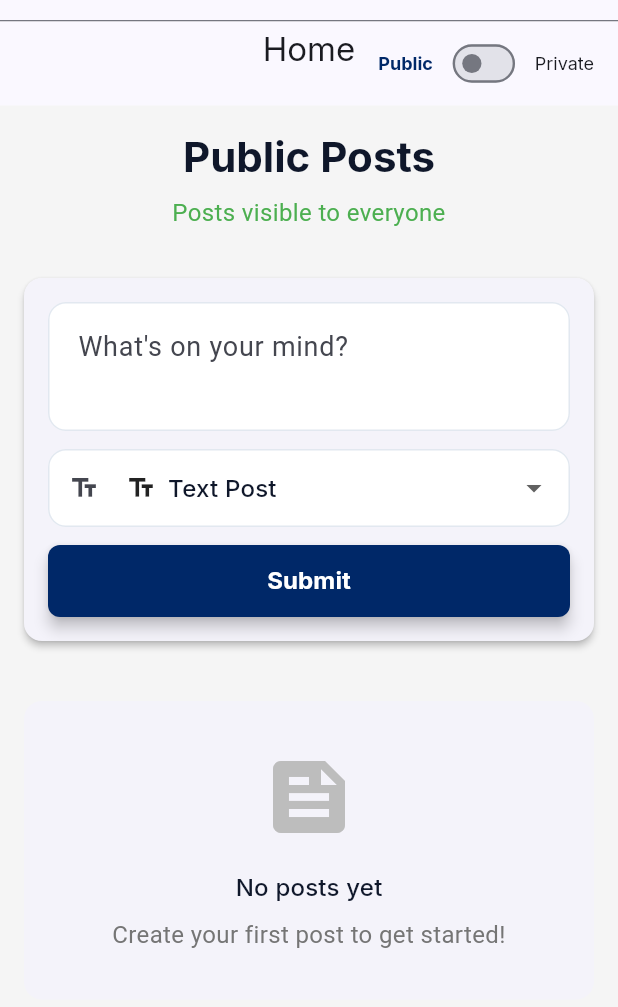
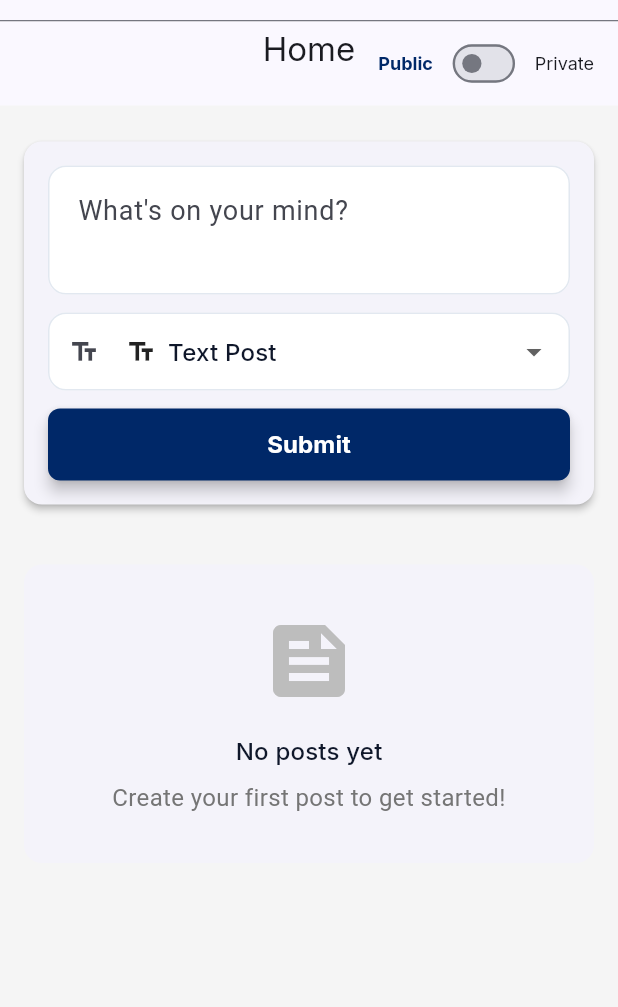
Before and after one commit to Gricon/civicchatter, a Flutter app: the HomeScreen screen opened by its route, on a phone screen of 412 x 824 dp, the part 112-1119 px from its top. Run offline on Flutter 3.47's test engine with Material 3 defaults, Android fonts, the phone set to English and light mode, and no system bars; our stand-ins replace cached_network_image, go_router, google_fonts, image_picker, shared_preferences, supabase_flutter; accounts and stored records are empty.

Commit message:
Remove Public/Private Posts heading and description text

```diff
--- a/flutter_app/lib/screens/home/home_screen.dart
+++ b/flutter_app/lib/screens/home/home_screen.dart
@@ -264,9 +264,6 @@ class _HomeScreenState extends State<HomeScreen> {
 
   @override
   Widget build(BuildContext context) {
-    final authProvider = context.watch<AuthProvider>();
-    final user = authProvider.user;
-
     return Scaffold(
       resizeToAvoidBottomInset: true,
       appBar: CivicChatterAppBar(
@@ -351,28 +348,6 @@ class _HomeScreenState extends State<HomeScreen> {
                   mainAxisSize: MainAxisSize.min,
                   crossAxisAlignment: CrossAxisAlignment.stretch,
                   children: [
-                    Text(
-                      _showPrivatePosts ? 'Private Posts' : 'Public Posts',
-                      style:
-                          Theme.of(context).textTheme.headlineMedium?.copyWith(
-                                fontWeight: FontWeight.bold,
-                              ),
-                      textAlign: TextAlign.center,
-                    ),
-                    const SizedBox(height: 8),
-                    if (user != null)
-                      Text(
-                        _showPrivatePosts
-                            ? 'Posts visible only to your friends'
-                            : 'Posts visible to everyone',
-                        style: Theme.of(context).textTheme.bodyMedium?.copyWith(
-                              color: _showPrivatePosts
-                                  ? Colors.orange
-                                  : Colors.green,
-                            ),
-                        textAlign: TextAlign.center,
-                      ),
-                    const SizedBox(height: 24),
                     Card(
                       elevation: 2,
                       child: Padding(
```
Also changed, not shown: 3 other files.
